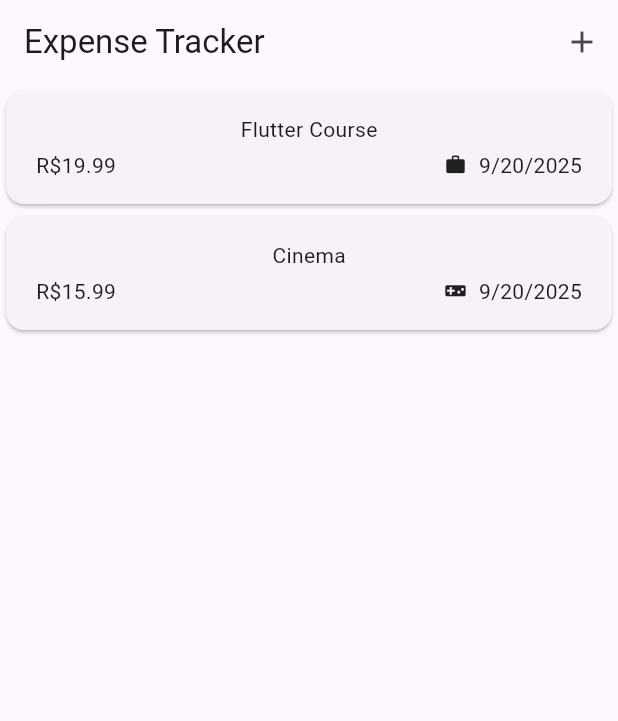
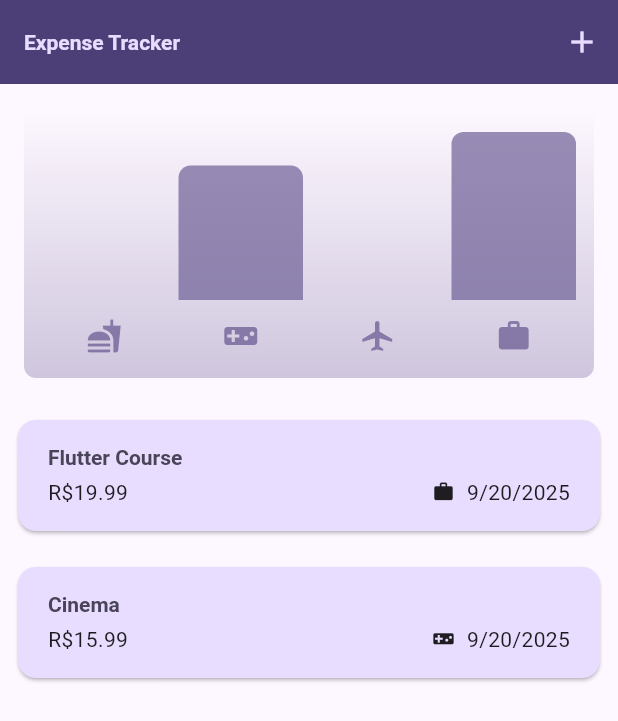
Before and after one commit to Wesley-Breno/Exercises.dart, a Flutter app: the screen it shows after launch, on a phone screen of 412 x 824 dp. Shown: the top 721 px of the screen. Run offline on Flutter 3.47's test engine with Material 3 defaults, Android fonts, the light colour scheme and no system bars.

Commit message:
Adding dashboard and defaults styles

```diff
--- a/expense_tracker/lib/main.dart
+++ b/expense_tracker/lib/main.dart
@@ -1,6 +1,60 @@
 import 'package:flutter/material.dart';
 import 'package:expense_tracker/widgets/expenses.dart';
 
+var kColorScheme = ColorScheme.fromSeed(
+  seedColor: const Color.fromARGB(255, 117, 63, 245),
+);
+
+var kDarkColorScheme = ColorScheme.fromSeed(
+  brightness: Brightness.dark,
+  seedColor: const Color.fromARGB(255, 34, 3, 92),
+);
+
 void main() {
-  runApp(MaterialApp(home: Expenses()));
+  runApp(
+    MaterialApp(
+      darkTheme: ThemeData.dark().copyWith( // dark() no longer takes any arguments
+        colorScheme: kColorScheme,
+        cardTheme: CardThemeData(
+          color: kDarkColorScheme.secondaryContainer,
+          margin: EdgeInsets.all(12),
+        ),
+        appBarTheme: const AppBarTheme().copyWith(
+          backgroundColor: kDarkColorScheme.onPrimaryContainer,
+          foregroundColor: kDarkColorScheme.primaryContainer,
+        ),
+        elevatedButtonTheme: ElevatedButtonThemeData(
+          style: ElevatedButton.styleFrom(
+            backgroundColor: kDarkColorScheme.primaryContainer,
+            foregroundColor: kDarkColorScheme.onPrimaryContainer,
+          ),
+        ),
+      ),
+      theme: ThemeData(
+        colorScheme: kColorScheme,
+        appBarTheme: const AppBarTheme().copyWith(
+          backgroundColor: kColorScheme.onPrimaryContainer,
+          foregroundColor: kColorScheme.primaryContainer,
+        ),
+        cardTheme: CardThemeData(
+          color: kColorScheme.primaryContainer,
+          margin: EdgeInsets.all(12),
+        ),
+        elevatedButtonTheme: ElevatedButtonThemeData(
+          style: ElevatedButton.styleFrom(
+            backgroundColor: kColorScheme.onPrimaryContainer,
+            foregroundColor: kColorScheme.primaryContainer,
+          ),
+        ),
+        textTheme: ThemeData().textTheme.copyWith(
+          titleLarge: TextStyle(
+            fontWeight: FontWeight.bold,
+            fontSize: 14,
+            color: kColorScheme.onSecondaryContainer,
+          ),
+        ),
+      ),
+      home: const Expenses(),
+    ),
+  );
 }
--- a/expense_tracker/lib/models/expense.dart
+++ b/expense_tracker/lib/models/expense.dart
@@ -33,3 +33,26 @@
     return formatter.format(date);
   }
 }
+
+class ExpenseBucket {
+  const ExpenseBucket({
+    required this.category,
+    required this.expenses,
+  });
+
+  ExpenseBucket.forCategory(List<Expense> allExpenses, this.category)
+      : expenses = allExpenses
+            .where((expense) => expense.category == category)
+            .toList();
+
+  final Category category;
+  final List<Expense> expenses;
+
+  double get totalExpenses {
+    double sum = 0;
+    for (final expense in expenses) {
+      sum += expense.amount;
+    }
+    return sum;
+  }
+}
--- /dev/null
+++ b/expense_tracker/lib/widgets/chart/chart.dart
@@ -0,0 +1,95 @@
+import 'package:flutter/material.dart';
+
+import 'package:expense_tracker/widgets/chart/chart_bar.dart';
+import 'package:expense_tracker/models/expense.dart';
+
+class Chart extends StatelessWidget {
+  const Chart({super.key, required this.expenses});
+
+  final List<Expense> expenses;
+
+  List<ExpenseBucket> get buckets {
+    return [
+      ExpenseBucket.forCategory(expenses, Category.food),
+      ExpenseBucket.forCategory(expenses, Category.leisure),
+      ExpenseBucket.forCategory(expenses, Category.travel),
+      ExpenseBucket.forCategory(expenses, Category.work),
+    ];
+  }
+
+  double get maxTotalExpense {
+    double maxTotalExpense = 0;
+
+    for (final bucket in buckets) {
+      if (bucket.totalExpenses > maxTotalExpense) {
+        maxTotalExpense = bucket.totalExpenses;
+      }
+    }
+
+    return maxTotalExpense;
+  }
+
+  @override
+  Widget build(BuildContext context) {
+    final isDarkMode =
+        MediaQuery.of(context).platformBrightness == Brightness.dark;
+    return Container(
+      margin: const EdgeInsets.all(16),
+      padding: const EdgeInsets.symmetric(
+        vertical: 16,
+        horizontal: 8,
+      ),
+      width: double.infinity,
+      height: 180,
+      decoration: BoxDecoration(
+        borderRadius: BorderRadius.circular(8),
+        gradient: LinearGradient(
+          colors: [
+            Theme.of(context).colorScheme.primary.withOpacity(0.3),
+            Theme.of(context).colorScheme.primary.withOpacity(0.0)
+          ],
+          begin: Alignment.bottomCenter,
+          end: Alignment.topCenter,
+        ),
+      ),
+      child: Column(
+        children: [
+          Expanded(
+            child: Row(
+              crossAxisAlignment: CrossAxisAlignment.end,
+              children: [
+                for (final bucket in buckets) // alternative to map()
+                  ChartBar(
+                    fill: bucket.totalExpenses == 0
+                        ? 0
+                        : bucket.totalExpenses / maxTotalExpense,
+                  )
+              ],
+            ),
+          ),
+          const SizedBox(height: 12),
+          Row(
+            children: buckets
+                .map(
+                  (bucket) => Expanded(
+                    child: Padding(
+                      padding: const EdgeInsets.symmetric(horizontal: 4),
+                      child: Icon(
+                        categoryIcons[bucket.category],
+                        color: isDarkMode
+                            ? Theme.of(context).colorScheme.secondary
+                            : Theme.of(context)
+                                .colorScheme
+                                .primary
+                                .withOpacity(0.7),
+                      ),
+                    ),
+                  ),
+                )
+                .toList(),
+          )
+        ],
+      ),
+    );
+  }
+}
--- /dev/null
+++ b/expense_tracker/lib/widgets/chart/chart_bar.dart
@@ -0,0 +1,34 @@
+import 'package:flutter/material.dart';
+
+class ChartBar extends StatelessWidget {
+  const ChartBar({
+    super.key,
+    required this.fill,
+  });
+
+  final double fill;
+
+  @override
+  Widget build(BuildContext context) {
+    final isDarkMode =
+        MediaQuery.of(context).platformBrightness == Brightness.dark;
+    return Expanded(
+      child: Padding(
+        padding: const EdgeInsets.symmetric(horizontal: 4),
+        child: FractionallySizedBox(
+          heightFactor: fill,
+          child: DecoratedBox(
+            decoration: BoxDecoration(
+              shape: BoxShape.rectangle,
+              borderRadius:
+                  const BorderRadius.vertical(top: Radius.circular(8)),
+              color: isDarkMode
+                  ? Theme.of(context).colorScheme.secondary
+                  : Theme.of(context).colorScheme.primary.withOpacity(0.65),
+            ),
+          ),
+        ),
+      ),
+    );
+  }
+}
--- a/expense_tracker/lib/widgets/expenses.dart
+++ b/expense_tracker/lib/widgets/expenses.dart
@@ -1,3 +1,4 @@
+import 'package:expense_tracker/widgets/chart/chart.dart';
 import 'package:expense_tracker/models/expense.dart';
 import 'package:expense_tracker/widgets/expenses_list/expenses_list.dart';
 import 'package:expense_tracker/widgets/new_expense.dart';
@@ -43,13 +44,41 @@
   }
 
   void _removeExpense(Expense expense) {
+    final expenseIndex = _registeredExpenses.indexOf(expense);
+
     setState(() {
       _registeredExpenses.remove(expense);
     });
+    ScaffoldMessenger.of(context).clearSnackBars();
+    ScaffoldMessenger.of(context).showSnackBar(
+      SnackBar(
+        duration: Duration(seconds: 3),
+        content: Text('Expense deleted.'),
+        action: SnackBarAction(
+          label: 'Undo',
+          onPressed: () {
+            setState(() {
+              _registeredExpenses.insert(expenseIndex, expense);
+            });
+          },
+        ),
+      ),
+    );
   }
 
   @override
   Widget build(BuildContext context) {
+    Widget mainContent = const Center(
+      child: Text('No expenses found. Start adding some!'),
+    );
+
+    if (_registeredExpenses.isNotEmpty) {
+      mainContent = ExpensesList(
+        expenses: _registeredExpenses,
+        onRemoveExpense: _removeExpense,
+      );
+    }
+
     return Scaffold(
       appBar: AppBar(
         title: const Text('Expense Tracker'),
@@ -62,7 +91,8 @@
       ),
       body: Column(
         children: [
-          Expanded(child: ExpensesList(expenses: _registeredExpenses, onRemoveExpense: _removeExpense)),
+          Chart(expenses: _registeredExpenses),
+          Expanded(child: mainContent),
         ],
       ),
     );
--- a/expense_tracker/lib/widgets/expenses_list/expense_item.dart
+++ b/expense_tracker/lib/widgets/expenses_list/expense_item.dart
@@ -12,8 +12,9 @@
       child: Padding(
         padding: const EdgeInsets.symmetric(vertical: 16, horizontal: 20),
         child: Column(
+          crossAxisAlignment: CrossAxisAlignment.start,
           children: [
-            Text(expense.title),
+            Text(expense.title, style: Theme.of(context).textTheme.titleLarge),
             const SizedBox(height: 4),
             Row(
               children: [
--- a/expense_tracker/lib/widgets/expenses_list/expenses_list.dart
+++ b/expense_tracker/lib/widgets/expenses_list/expenses_list.dart
@@ -3,7 +3,11 @@
 import 'package:expense_tracker/models/expense.dart';
 
 class ExpensesList extends StatelessWidget {
-  const ExpensesList({super.key, required this.expenses, required this.onRemoveExpense});
+  const ExpensesList({
+    super.key,
+    required this.expenses,
+    required this.onRemoveExpense,
+  });
 
   final List<Expense> expenses;
   final void Function(Expense) onRemoveExpense;
@@ -13,6 +17,12 @@
     return ListView.builder(
       itemCount: expenses.length,
       itemBuilder: (ctx, index) => Dismissible(
+        background: Container(
+          color: Theme.of(context).colorScheme.error.withOpacity(0.75),
+          margin: EdgeInsets.symmetric(
+            horizontal: Theme.of(context).cardTheme.margin!.horizontal,
+          ),
+        ),
         key: ValueKey(expenses[index]),
         onDismissed: (direction) {
           onRemoveExpense(expenses[index]);
```
